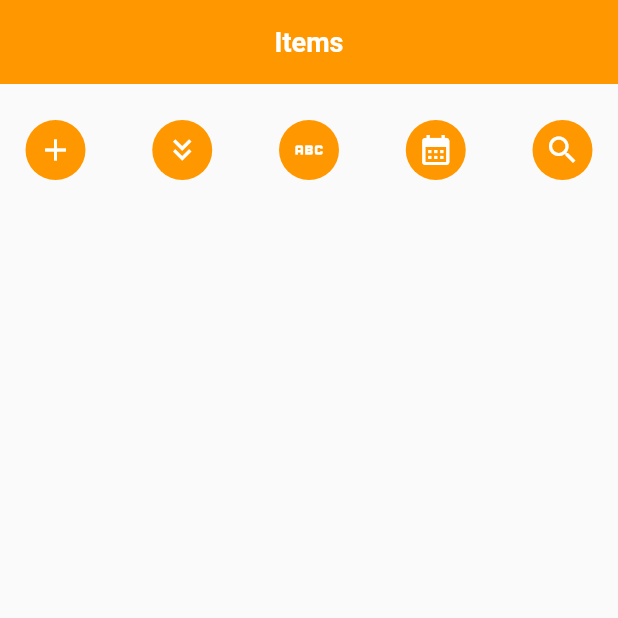
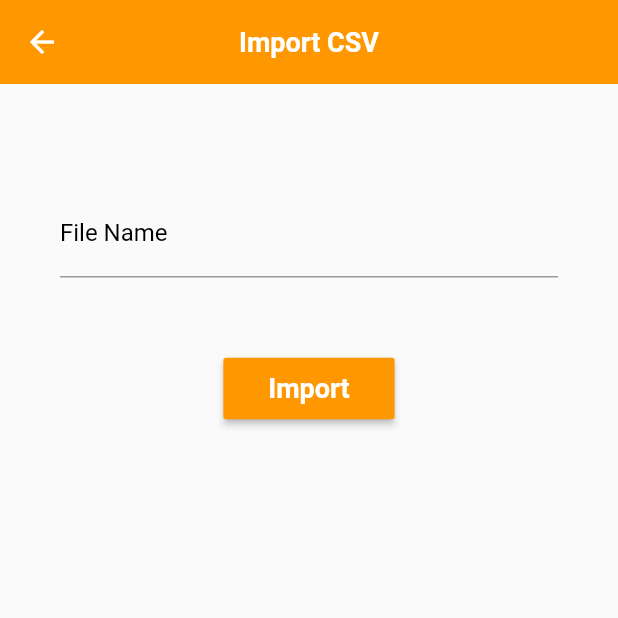
Before and after one commit to TodorStamenov/expiration_date, a Flutter app: the screen it shows after launch, after a tap on the "keyboard double arrow down" icon, on a phone screen of 412 x 824 dp, the top half of it. Run offline on Flutter 3.47's test engine with Material 2 defaults, Android fonts, the phone set to English and light mode, and no system bars; our stand-ins replace fluttertoast, objectbox; generated files the repository leaves out were written again.

Commit message:
Add import items page

```diff
--- a/lib/main.dart
+++ b/lib/main.dart
@@ -1,4 +1,5 @@
 import 'package:expiration_date/data/objectbox.g.dart';
+import 'package:expiration_date/pages/import_items.dart';
 import 'package:expiration_date/pages/item_details.dart';
 import 'package:expiration_date/pages/store_items.dart';
 import 'package:flutter/material.dart';
@@ -30,6 +31,7 @@ void main() async {
         routes: {
           StoreItems.routeName: (context) => StoreItems(store: store),
           ItemDetails.routeName: (context) => ItemDetails(store: store),
+          ImportItems.routeName: (context) => const ImportItems(),
         },
       ),
     ),
--- /dev/null
+++ b/lib/pages/import_items.dart
@@ -0,0 +1,66 @@
+import 'package:expiration_date/shared/header.dart';
+import 'package:expiration_date/utils/toaster.dart';
+import 'package:expiration_date/widgets/input_field.dart';
+import 'package:flutter/material.dart';
+
+class ImportItems extends StatefulWidget {
+  static const String routeName = '/import';
+
+  const ImportItems({super.key});
+
+  @override
+  State<ImportItems> createState() => _ImportItemsState();
+}
+
+class _ImportItemsState extends State<ImportItems> {
+  final _path = TextEditingController();
+
+  void importFile() {
+    if (_path.text == '') {
+      showToastMessage('File name is required!');
+      return;
+    }
+  }
+
+  @override
+  Widget build(BuildContext context) {
+    return Scaffold(
+      appBar: const Header(title: 'Import CSV'),
+      body: SingleChildScrollView(
+        padding: const EdgeInsets.all(40),
+        child: Column(
+          mainAxisAlignment: MainAxisAlignment.start,
+          crossAxisAlignment: CrossAxisAlignment.stretch,
+          children: [
+            const SizedBox(height: 30),
+            PrimaryInputField(
+              label: 'File Name',
+              textInputType: TextInputType.text,
+              textInputAction: TextInputAction.done,
+              textEditor: _path,
+            ),
+            const SizedBox(height: 50),
+            Center(
+              child: MaterialButton(
+                color: Colors.orange,
+                padding: const EdgeInsets.symmetric(
+                  vertical: 10,
+                  horizontal: 30,
+                ),
+                onPressed: importFile,
+                child: const Text(
+                  'Import',
+                  style: TextStyle(
+                    fontSize: 18,
+                    color: Colors.white,
+                    fontWeight: FontWeight.bold,
+                  ),
+                ),
+              ),
+            ),
+          ],
+        ),
+      ),
+    );
+  }
+}
--- a/lib/pages/store_items.dart
+++ b/lib/pages/store_items.dart
@@ -1,6 +1,7 @@
 import 'package:expiration_date/data/objectbox.g.dart';
 import 'package:expiration_date/enum/sort_order.dart';
 import 'package:expiration_date/models/item_model.dart';
+import 'package:expiration_date/pages/import_items.dart';
 import 'package:expiration_date/pages/item_details.dart';
 import 'package:expiration_date/shared/header.dart';
 import 'package:expiration_date/widgets/action_button.dart';
@@ -127,14 +128,21 @@ class _StoreItemsState extends State<StoreItems> {
               children: [
                 PrimaryActionButton(
                   icon: Icons.add,
-                  action: () => Navigator.pushNamed(
-                    context,
-                    ItemDetails.routeName,
-                  ),
+                  action: () {
+                    Navigator.pushNamed(
+                      context,
+                      ItemDetails.routeName,
+                    );
+                  },
                 ),
                 PrimaryActionButton(
                   icon: Icons.keyboard_double_arrow_down,
-                  action: () {},
+                  action: () {
+                    Navigator.pushNamed(
+                      context,
+                      ImportItems.routeName,
+                    );
+                  },
                 ),
                 PrimaryActionButton(
                   icon: Icons.abc,
@@ -201,11 +209,13 @@ class _StoreItemsState extends State<StoreItems> {
                       itemCount: itemsList.length,
                       shrinkWrap: true,
                       itemBuilder: (context, index) => GestureDetector(
-                        onTap: () => Navigator.pushNamed(
-                          context,
-                          ItemDetails.routeName,
-                          arguments: itemsList[index].id,
-                        ),
+                        onTap: () {
+                          Navigator.pushNamed(
+                            context,
+                            ItemDetails.routeName,
+                            arguments: itemsList[index].id,
+                          );
+                        },
                         child: ListTile(
                           title: Text(itemsList[index].name),
                           subtitle: Text(DateFormat('dd.MM.yyyy').format(itemsList[index].expirationDate)),
```
